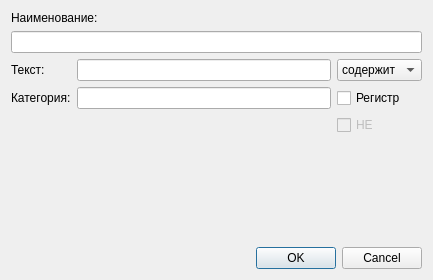
First picture: the form in src/dialogaddfilter.ui, repository p166/BillDownloader, before the edit.
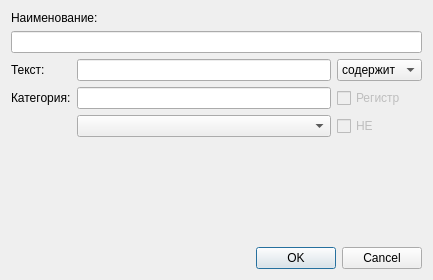
Second picture: the form after the edit.

Diff of the .ui file:
```diff
--- a/src/dialogaddfilter.ui
+++ b/src/dialogaddfilter.ui
@@ -92,11 +92,17 @@
      </item>
      <item row="3" column="2">
       <widget class="QCheckBox" name="cbRegister">
+       <property name="enabled">
+        <bool>false</bool>
+       </property>
        <property name="text">
         <string>Регистр</string>
        </property>
       </widget>
      </item>
+     <item row="4" column="1">
+      <widget class="QComboBox" name="cbCategory"/>
+     </item>
     </layout>
    </item>
    <item row="1" column="0">
```
